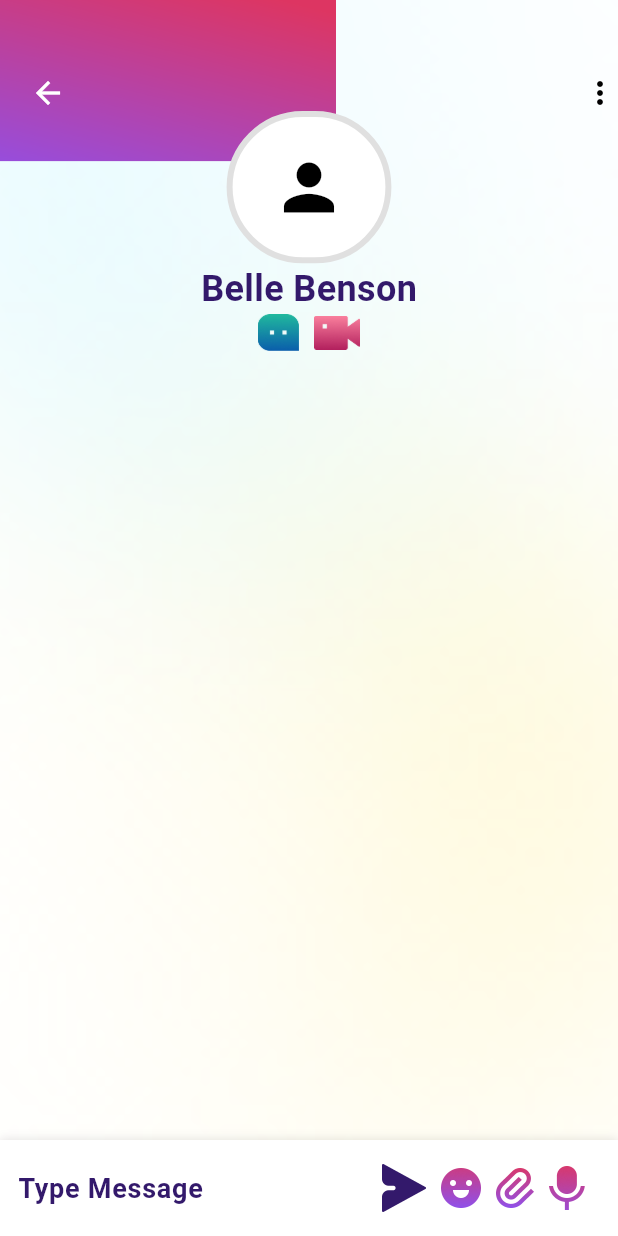
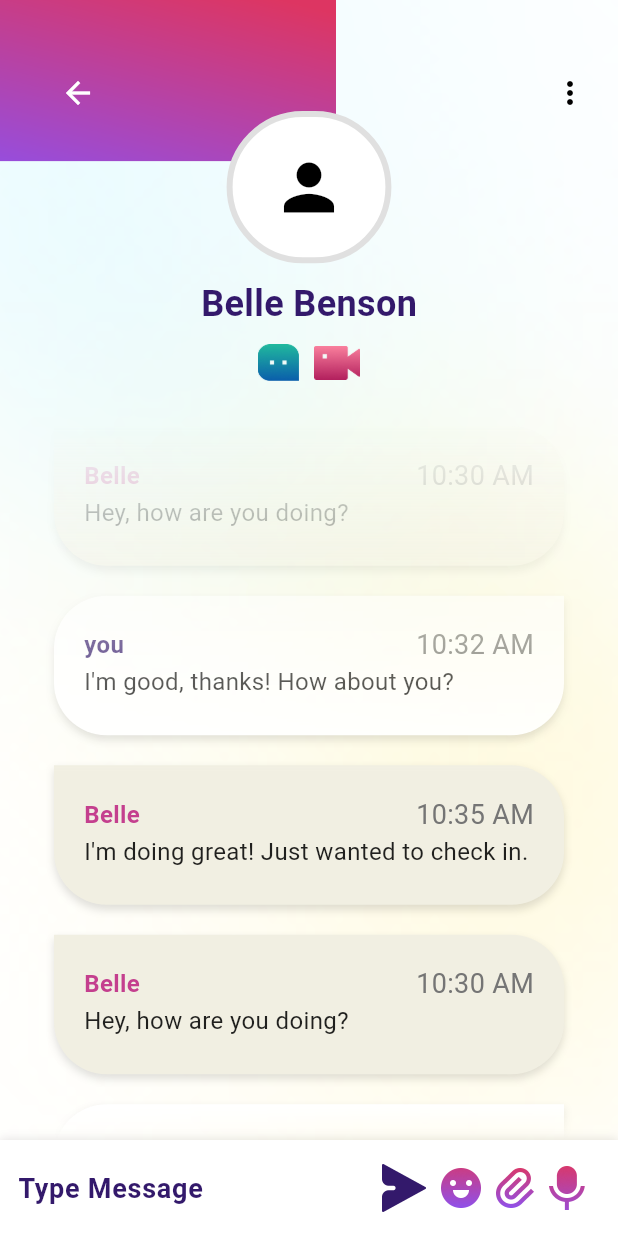
Before and after one commit to Faisal-957/datingapp, a Flutter app: the screen it shows after launch, on a phone screen of 412 x 824 dp. Run offline on Flutter 3.47's test engine with Material 3 defaults, Android fonts, the phone set to English and light mode, and no system bars; our stand-ins replace flutter_card_swiper, flutter_screenutil, get, google_fonts, google_maps_flutter, intl_phone_field and 3 more.

Commit message:
screen update

```diff
--- /dev/null
+++ b/lib/core/custom_widget/custom_chat_bubble.dart
@@ -0,0 +1,63 @@
+import 'package:datingapp/core/constants/colors.dart';
+import 'package:flutter/material.dart';
+
+class CustomChatBubble extends StatelessWidget {
+  final String message;
+  final bool isSentByMe;
+  final String time;
+  final String senderName;
+
+  const CustomChatBubble({
+    super.key,
+    required this.message,
+    required this.isSentByMe,
+    required this.time,
+    this.senderName = "you",
+  });
+
+  @override
+  Widget build(BuildContext context) {
+    return Container(
+      margin: EdgeInsets.symmetric(vertical: 10, horizontal: 20),
+      padding: EdgeInsets.symmetric(vertical: 20, horizontal: 20),
+      decoration: BoxDecoration(
+        color: isSentByMe ? Colors.white : Color(0xFFF1EFE2),
+        borderRadius: BorderRadius.only(
+          topLeft: Radius.circular(isSentByMe ? 35 : 0),
+          topRight: Radius.circular(isSentByMe ? 0 : 35),
+          bottomLeft: Radius.circular(35),
+          bottomRight: Radius.circular(35),
+        ),
+        boxShadow: [
+          BoxShadow(color: Colors.black12, blurRadius: 4, offset: Offset(0, 3)),
+        ],
+      ),
+      child: Column(
+        crossAxisAlignment: CrossAxisAlignment.start,
+        mainAxisAlignment: MainAxisAlignment.center,
+        children: [
+          Row(
+            children: [
+              Text(
+                senderName,
+                style: TextStyle(
+                  fontSize: 16,
+                  fontWeight: FontWeight.bold,
+                  color: isSentByMe ? darkblueColor : Color(0xFFC43F8E),
+                ),
+              ),
+              Spacer(),
+              Text(
+                time,
+                style: TextStyle(fontSize: 18, color: Colors.grey.shade600),
+              ),
+            ],
+          ),
+
+          Text(message, style: TextStyle(fontSize: 16, color: Colors.black87)),
+          SizedBox(height: 4),
+        ],
+      ),
+    );
+  }
+}
--- a/lib/free_screen.dart
+++ b/lib/free_screen.dart
@@ -7,7 +7,8 @@ class Chatbox extends StatelessWidget {
   Widget build(BuildContext context) {
     return Scaffold(
       backgroundColor: Color(0xffF5F5F5),
-      body: Column(
+      body: SafeArea(
+        child: Column(
           children: [
             /// HEADER
             Container(
@@ -111,6 +112,7 @@ class Chatbox extends StatelessWidget {
             ),
           ],
         ),
+      ),
     );
   }
 
--- a/lib/ui/screens/message_screen/message_screen.dart
+++ b/lib/ui/screens/message_screen/message_screen.dart
@@ -1,8 +1,8 @@
 import 'package:datingapp/core/constants/colors.dart';
 import 'package:datingapp/core/constants/string.dart';
+import 'package:datingapp/core/custom_widget/custom_chat_bubble.dart';
 import 'package:flutter/material.dart';
 import 'package:flutter_screenutil/flutter_screenutil.dart';
-import 'package:provider/provider.dart';
 
 class MessageScreen extends StatelessWidget {
   const MessageScreen({super.key});
@@ -10,7 +10,9 @@ class MessageScreen extends StatelessWidget {
   @override
   Widget build(BuildContext context) {
     return Scaffold(
-      body: Container(
+      // default hota hai
+      body: SafeArea(
+        child: Container(
           height: double.infinity,
           width: double.infinity,
           decoration: BoxDecoration(
@@ -22,7 +24,9 @@ class MessageScreen extends StatelessWidget {
           child: Column(
             children: [
               SizedBox(height: 50),
-            Row(
+              Padding(
+                padding: const EdgeInsets.symmetric(horizontal: 20),
+                child: Row(
                   children: [
                     SizedBox(width: 20),
                     Icon(Icons.arrow_back, color: Colors.white),
@@ -30,6 +34,7 @@ class MessageScreen extends StatelessWidget {
 
                     Icon(Icons.more_vert, color: Colors.black),
                   ],
+                ),
               ),
               SizedBox(width: 20),
 
@@ -43,6 +48,7 @@ class MessageScreen extends StatelessWidget {
                 ),
                 child: Icon(Icons.person, size: 50, color: Colors.black),
               ),
+              SizedBox(height: 10),
               Text(
                 "Belle Benson",
                 style: TextStyle(
@@ -51,6 +57,7 @@ class MessageScreen extends StatelessWidget {
                   color: darkblueColor,
                 ),
               ),
+              SizedBox(height: 10),
               Row(
                 mainAxisAlignment: MainAxisAlignment.center,
                 children: [
@@ -59,7 +66,66 @@ class MessageScreen extends StatelessWidget {
                   Image.asset("$iconsAssets/videoicon.png", scale: 3),
                 ],
               ),
-            Spacer(),
+              SizedBox(height: 20),
+              Expanded(
+                child: ShaderMask(
+                  shaderCallback: (Rect rects) {
+                    return LinearGradient(
+                      begin: Alignment.topCenter,
+                      end: Alignment.bottomCenter,
+                      colors: [
+                        Colors.transparent,
+                        Colors.black,
+                        Colors.black,
+                        Colors.transparent,
+                      ],
+                      stops: [0.0, 0.5, 0.95, 1.0],
+                    ).createShader(rects);
+                  },
+                  blendMode: BlendMode.dstIn,
+                  child: ListView(
+                    padding: EdgeInsets.symmetric(horizontal: 16),
+                    shrinkWrap: true,
+                    children: [
+                      CustomChatBubble(
+                        message: "Hey, how are you doing?",
+                        isSentByMe: false,
+                        time: "10:30 AM",
+                        senderName: "Belle",
+                      ),
+                      CustomChatBubble(
+                        message: "I'm good, thanks! How about you?",
+                        isSentByMe: true,
+                        time: "10:32 AM",
+                      ),
+                      CustomChatBubble(
+                        message: "I'm doing great! Just wanted to check in.",
+                        isSentByMe: false,
+                        time: "10:35 AM",
+                        senderName: "Belle",
+                      ),
+                      CustomChatBubble(
+                        message: "Hey, how are you doing?",
+                        isSentByMe: false,
+                        time: "10:30 AM",
+                        senderName: "Belle",
+                      ),
+                      CustomChatBubble(
+                        message: "I'm good, thanks! How about you?",
+                        isSentByMe: true,
+                        time: "10:32 AM",
+                      ),
+                      CustomChatBubble(
+                        message: "I'm doing great! Just wanted to check in.",
+                        isSentByMe: false,
+                        time: "10:35 AM",
+                        senderName: "Belle",
+                      ),
+                    ],
+                  ),
+                ),
+              ),
+
               Container(
                 padding: EdgeInsets.symmetric(horizontal: 12, vertical: 8),
                 decoration: BoxDecoration(
@@ -101,6 +167,7 @@ class MessageScreen extends StatelessWidget {
             ],
           ),
         ),
+      ),
     );
   }
 }
```
Lines whose indentation alone changed are shown as unchanged.
